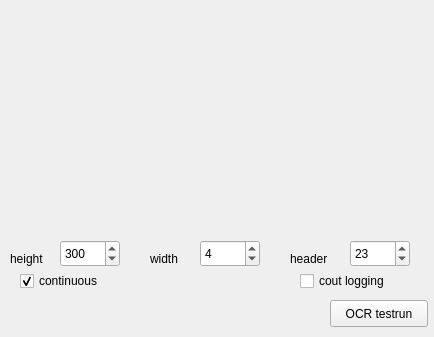
Qt form src/loganalyzer/mainwindow.ui (ulrichard/mypen) before a commit.
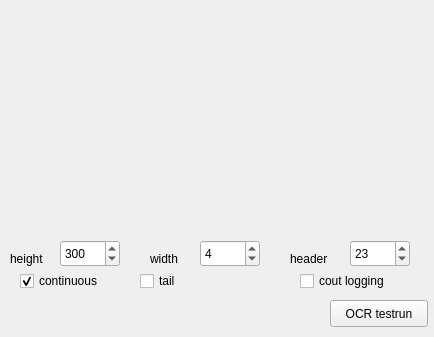
The same form after that commit.

Commit message: reading from the tail

The edit to the form file:
```diff
--- a/src/loganalyzer/mainwindow.ui
+++ b/src/loganalyzer/mainwindow.ui
@@ -217,6 +217,22 @@
      <string>OCR testrun</string>
     </property>
    </widget>
+   <widget class="QCheckBox" name="cbTail">
+    <property name="geometry">
+     <rect>
+      <x>140</x>
+      <y>270</y>
+      <width>151</width>
+      <height>22</height>
+     </rect>
+    </property>
+    <property name="text">
+     <string>tail</string>
+    </property>
+    <property name="checked">
+     <bool>false</bool>
+    </property>
+   </widget>
   </widget>
  </widget>
  <resources/>
```
The commit also changes 1 other file.
